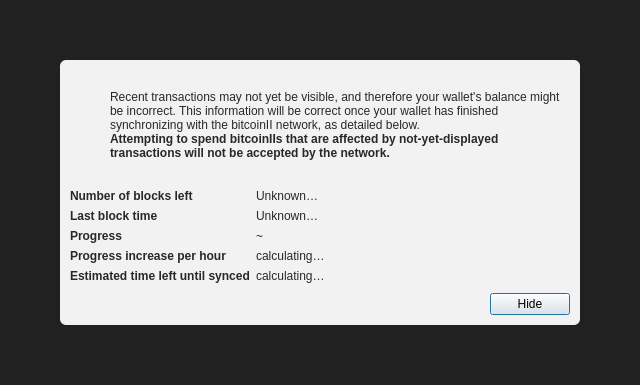
BitcoincashII/bitcoincashII-core, file src/qt/forms/modaloverlay.ui: the form before one commit.
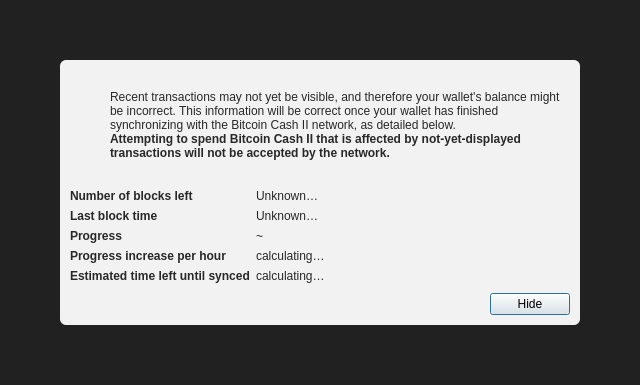
The form after the commit. Icons and pictures are not drawn.

Commit message: Fix Qt GUI branding: BitcoinII→Bitcoin Cash II, BC2→BCH2, update build system

```diff
--- a/src/qt/forms/modaloverlay.ui
+++ b/src/qt/forms/modaloverlay.ui
@@ -130,7 +130,7 @@
              <item>
               <widget class="QLabel" name="infoText">
                <property name="text">
-                <string>Recent transactions may not yet be visible, and therefore your wallet's balance might be incorrect. This information will be correct once your wallet has finished synchronizing with the bitcoinII network, as detailed below.</string>
+                <string>Recent transactions may not yet be visible, and therefore your wallet's balance might be incorrect. This information will be correct once your wallet has finished synchronizing with the Bitcoin Cash II network, as detailed below.</string>
                </property>
                <property name="textFormat">
                 <enum>Qt::RichText</enum>
@@ -149,7 +149,7 @@
                 </font>
                </property>
                <property name="text">
-                <string>Attempting to spend bitcoinIIs that are affected by not-yet-displayed transactions will not be accepted by the network.</string>
+                <string>Attempting to spend Bitcoin Cash II that is affected by not-yet-displayed transactions will not be accepted by the network.</string>
                </property>
                <property name="textFormat">
                 <enum>Qt::RichText</enum>
```
The commit also changes 35 other files.
